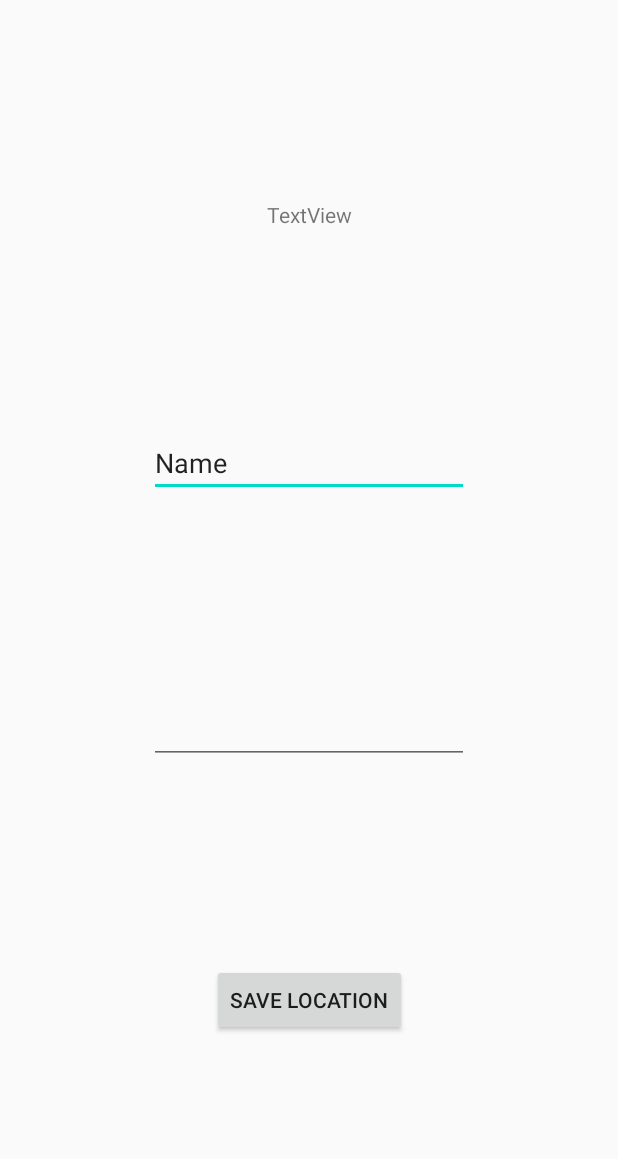
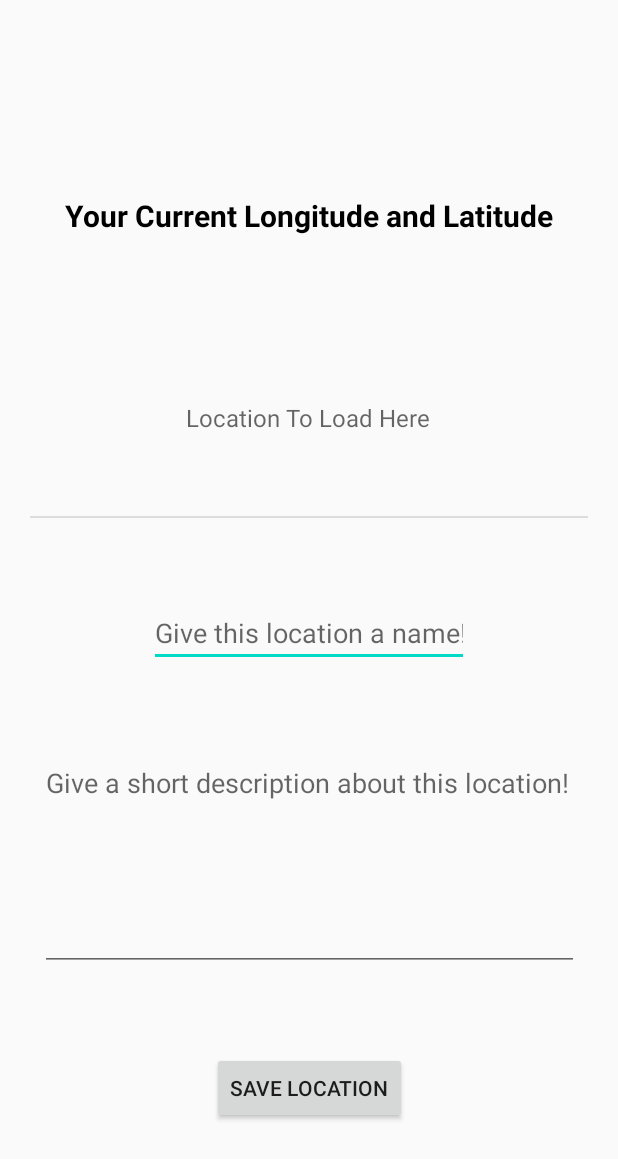
Before and after one commit to RPG-Alex/MyPoint-OfInterest, an Android app: the layout activity_location_info.xml on its own in the app's theme, with its tools: preview values and no code run, on a phone screen of 412 x 824 dp. Shown: the top 1159 px of the screen. Run offline under Robolectric (Android 15) with nearby library versions, the phone set to English and light mode, and no system bars.

Commit message:
Can finally pass GPS coordinates to info view and info view looks about how I want it to! Now I need to implement the storage feature and then finally the listing on main & click to open in maps feature!

```diff
--- a/app/src/main/java/com/tba/mypoint_ofinterest/AddLocation.kt
+++ b/app/src/main/java/com/tba/mypoint_ofinterest/AddLocation.kt
@@ -113,6 +113,7 @@ class AddLocation : AppCompatActivity() {
             }
             var long = userLocation.longitude
             var lat = userLocation.latitude
+
             addInfo(long,lat)
         }
     }
@@ -143,8 +144,9 @@ class AddLocation : AppCompatActivity() {
             putExtra("LAT_DATA", lat)
             putExtra("LONG_DATA",long)
         }
+            startActivity(infoIntent)
 
-        startActivity(infoIntent)
+
     }
 
 
--- a/app/src/main/java/com/tba/mypoint_ofinterest/LocationInfo.kt
+++ b/app/src/main/java/com/tba/mypoint_ofinterest/LocationInfo.kt
@@ -1,24 +1,31 @@
 package com.tba.mypoint_ofinterest
 
+import android.content.ClipDescription
 import android.content.Intent
 import android.location.Location
 import androidx.appcompat.app.AppCompatActivity
 import android.os.Bundle
 import android.view.View
 import kotlinx.android.synthetic.main.activity_location_info.*
+import kotlin.properties.Delegates
 
 class LocationInfo : AppCompatActivity() {
-    val longitude = intent.getStringExtra("LONG_DATA")
-    val latitude = intent.getStringExtra("LAT_DATA")
+    private var longitude by Delegates.notNull<Double>()
+    private var latitude by Delegates.notNull<Double>()
 
     override fun onCreate(savedInstanceState: Bundle?) {
         super.onCreate(savedInstanceState)
         setContentView(R.layout.activity_location_info)
-        btnSaveLocation.setOnClickListener{view ->saveInfo(view)}
-       textView2.text = longitude.toString()+"/"+latitude.toString()
+        btnSaveLocation.setOnClickListener { view -> saveInfo(view) }
+
+        longitude = intent.getDoubleExtra("LONG_DATA", 0.0)
+        latitude = intent.getDoubleExtra("LAT_DATA", 0.0)
+
+        txtLocation.text = longitude.toString() + "/" + latitude.toString()
     }
-    fun saveInfo(x: View?){
-        val saveIntent: Intent = Intent(this,MainActivity::class.java)
+
+    fun saveInfo(x: View?) {
+        val saveIntent: Intent = Intent(this, MainActivity::class.java)
         startActivity(saveIntent)
     }
 }
--- a/app/src/main/res/layout/activity_location_info.xml
+++ b/app/src/main/res/layout/activity_location_info.xml
@@ -4,6 +4,7 @@
     xmlns:tools="http://schemas.android.com/tools"
     android:layout_width="match_parent"
     android:layout_height="match_parent"
+    android:padding="20dp"
     tools:context=".LocationInfo">
 
     <Button
@@ -15,42 +16,70 @@
         app:layout_constraintEnd_toEndOf="parent"
         app:layout_constraintHorizontal_bias="0.5"
         app:layout_constraintStart_toStartOf="parent"
-        app:layout_constraintTop_toBottomOf="@+id/editText2" />
+        app:layout_constraintTop_toBottomOf="@+id/txtShortDescription" />
 
     <TextView
-        android:id="@+id/textView2"
+        android:id="@+id/txtLocation"
         android:layout_width="wrap_content"
         android:layout_height="wrap_content"
-        android:text="TextView"
-        app:layout_constraintBottom_toTopOf="@+id/editText"
+        android:hint="Location To Load Here"
+        android:textColor="@android:color/darker_gray"
+        android:textSize="16sp"
+        app:layout_constraintBottom_toTopOf="@+id/txtTitle"
+        app:layout_constraintEnd_toEndOf="parent"
+        app:layout_constraintHorizontal_bias="0.497"
+        app:layout_constraintStart_toStartOf="parent"
+        app:layout_constraintTop_toBottomOf="@+id/txtShowLocation" />
+
+    <EditText
+        android:id="@+id/txtTitle"
+        android:layout_width="wrap_content"
+        android:layout_height="wrap_content"
+        android:ems="10"
+        android:hint="Give this location a name!"
+        android:inputType="textPersonName"
+        app:layout_constraintBottom_toTopOf="@+id/txtShortDescription"
+        app:layout_constraintEnd_toEndOf="parent"
+        app:layout_constraintHorizontal_bias="0.5"
+        app:layout_constraintStart_toStartOf="parent"
+        app:layout_constraintTop_toBottomOf="@+id/divider" />
+
+    <EditText
+        android:id="@+id/txtShortDescription"
+        android:layout_width="359dp"
+        android:layout_height="148dp"
+        android:ems="10"
+        android:gravity="start|top"
+        android:hint="Give a short description about this location!"
+        android:inputType="textMultiLine"
+        app:layout_constraintBottom_toTopOf="@+id/btnSaveLocation"
+        app:layout_constraintEnd_toEndOf="parent"
+        app:layout_constraintHorizontal_bias="0.5"
+        app:layout_constraintStart_toStartOf="parent"
+        app:layout_constraintTop_toBottomOf="@+id/txtTitle" />
+
+    <TextView
+        android:id="@+id/txtShowLocation"
+        android:layout_width="wrap_content"
+        android:layout_height="wrap_content"
+        android:text="Your Current Longitude and Latitude"
+        android:textColor="@android:color/black"
+        android:textSize="20sp"
+        android:textStyle="bold"
+        app:layout_constraintBottom_toTopOf="@+id/txtLocation"
         app:layout_constraintEnd_toEndOf="parent"
         app:layout_constraintHorizontal_bias="0.5"
         app:layout_constraintStart_toStartOf="parent"
         app:layout_constraintTop_toTopOf="parent" />
 
-    <EditText
-        android:id="@+id/editText"
-        android:layout_width="wrap_content"
-        android:layout_height="wrap_content"
-        android:ems="10"
-        android:inputType="textPersonName"
-        android:text="Name"
-        app:layout_constraintBottom_toTopOf="@+id/editText2"
+    <View
+        android:id="@+id/divider"
+        android:layout_width="409dp"
+        android:layout_height="1dp"
+        android:background="?android:attr/listDivider"
+        app:layout_constraintBottom_toTopOf="@+id/txtTitle"
         app:layout_constraintEnd_toEndOf="parent"
         app:layout_constraintHorizontal_bias="0.5"
         app:layout_constraintStart_toStartOf="parent"
-        app:layout_constraintTop_toBottomOf="@+id/textView2" />
-
-    <EditText
-        android:id="@+id/editText2"
-        android:layout_width="wrap_content"
-        android:layout_height="wrap_content"
-        android:ems="10"
-        android:gravity="start|top"
-        android:inputType="textMultiLine"
-        app:layout_constraintBottom_toTopOf="@+id/btnSaveLocation"
-        app:layout_constraintEnd_toEndOf="parent"
-        app:layout_constraintHorizontal_bias="0.5"
-        app:layout_constraintStart_toStartOf="parent"
-        app:layout_constraintTop_toBottomOf="@+id/editText" />
+        app:layout_constraintTop_toBottomOf="@+id/txtLocation" />
 </androidx.constraintlayout.widget.ConstraintLayout>
```
